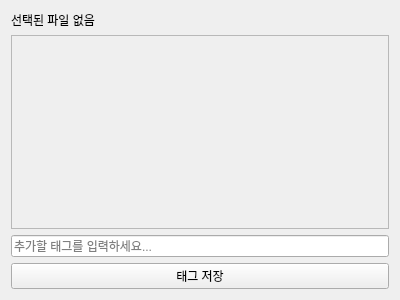
Qt form ui/tag_control_widget.ui (Yamang02/PYQT5_FileTagger) before a commit.
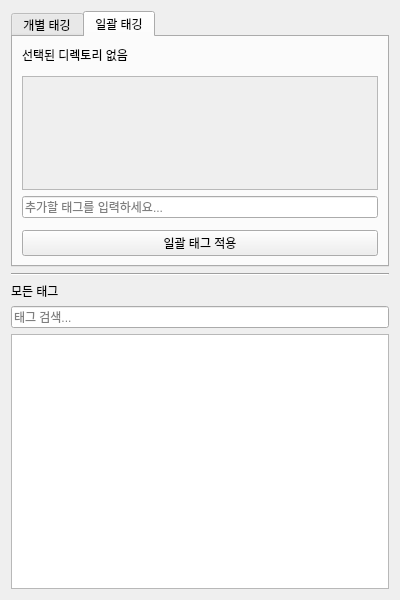
The same form after that commit. The open tabs and pages were chosen to show the change.

```diff
--- a/ui/tag_control_widget.ui
+++ b/ui/tag_control_widget.ui
@@ -7,7 +7,7 @@
     <x>0</x>
     <y>0</y>
     <width>400</width>
-    <height>300</height>
+    <height>600</height>
    </rect>
   </property>
   <property name="windowTitle">
@@ -15,7 +15,17 @@
   </property>
   <layout class="QVBoxLayout" name="verticalLayout">
    <item>
-    <widget class="QLabel" name="selected_file_label">
+    <widget class="QTabWidget" name="tagging_tab_widget">
+     <property name="currentIndex">
+      <number>0</number>
+     </property>
+     <widget class="QWidget" name="individual_tagging_tab">
+      <attribute name="title">
+       <string>개별 태깅</string>
+      </attribute>
+      <layout class="QVBoxLayout" name="individual_verticalLayout">
+       <item>
+        <widget class="QLabel" name="individual_target_label">
      <property name="text">
       <string>선택된 파일 없음</string>
      </property>
@@ -25,20 +35,23 @@
     </widget>
    </item>
    <item>
-    <widget class="QScrollArea" name="scroll_area">
+        <widget class="QWidget" name="individual_quick_tags_placeholder" native="true"/>
+       </item>
+       <item>
+        <widget class="QScrollArea" name="individual_tag_chip_scroll_area">
      <property name="widgetResizable">
       <bool>true</bool>
      </property>
-     <widget class="QWidget" name="chip_container">
+         <widget class="QWidget" name="individual_chip_container">
       <property name="geometry">
        <rect>
         <x>0</x>
         <y>0</y>
-        <width>380</width>
-        <height>180</height>
-       </rect>
-      </property>
-      <layout class="QHBoxLayout" name="chip_layout">
+            <width>356</width>
+            <height>100</height>
+           </rect>
+          </property>
+          <layout class="QHBoxLayout" name="individual_chip_layout">
        <property name="leftMargin">
         <number>2</number>
        </property>
@@ -69,18 +82,127 @@
     </widget>
    </item>
    <item>
-    <widget class="QLineEdit" name="tag_input">
+        <widget class="QLineEdit" name="individual_tag_input">
      <property name="placeholderText">
       <string>추가할 태그를 입력하세요...</string>
      </property>
     </widget>
    </item>
    <item>
-    <widget class="QPushButton" name="save_button">
+        <widget class="QPushButton" name="individual_save_button">
      <property name="text">
       <string>태그 저장</string>
      </property>
     </widget>
+       </item>
+      </layout>
+     </widget>
+     <widget class="QWidget" name="batch_tagging_tab">
+      <attribute name="title">
+       <string>일괄 태깅</string>
+      </attribute>
+      <layout class="QVBoxLayout" name="batch_verticalLayout">
+       <item>
+        <widget class="QLabel" name="batch_target_label">
+         <property name="text">
+          <string>선택된 디렉토리 없음</string>
+         </property>
+         <property name="wordWrap">
+          <bool>true</bool>
+         </property>
+        </widget>
+       </item>
+       <item>
+        <widget class="QWidget" name="batch_quick_tags_placeholder" native="true"/>
+       </item>
+       <item>
+        <widget class="QScrollArea" name="batch_tag_chip_scroll_area">
+         <property name="widgetResizable">
+          <bool>true</bool>
+         </property>
+         <widget class="QWidget" name="batch_chip_container">
+          <property name="geometry">
+           <rect>
+            <x>0</x>
+            <y>0</y>
+            <width>356</width>
+            <height>100</height>
+           </rect>
+          </property>
+          <layout class="QHBoxLayout" name="batch_chip_layout">
+           <property name="leftMargin">
+            <number>2</number>
+           </property>
+           <property name="topMargin">
+            <number>2</number>
+           </property>
+           <property name="rightMargin">
+            <number>2</number>
+           </property>
+           <property name="bottomMargin">
+            <number>2</number>
+           </property>
+           <item>
+            <spacer name="batch_horizontalSpacer">
+             <property name="orientation">
+              <enum>Qt::Horizontal</enum>
+             </property>
+             <property name="sizeHint" stdset="0">
+              <size>
+               <width>40</width>
+               <height>20</height>
+              </size>
+             </property>
+            </spacer>
+           </item>
+          </layout>
+         </widget>
+        </widget>
+       </item>
+       <item>
+        <widget class="QLineEdit" name="batch_tag_input">
+         <property name="placeholderText">
+          <string>추가할 태그를 입력하세요...</string>
+         </property>
+        </widget>
+       </item>
+       <item>
+        <widget class="QWidget" name="batch_options_placeholder" native="true"/>
+       </item>
+       <item>
+        <widget class="QPushButton" name="batch_apply_button">
+         <property name="text">
+          <string>일괄 태그 적용</string>
+         </property>
+        </widget>
+       </item>
+      </layout>
+     </widget>
+    </widget>
+   </item>
+   <item>
+    <widget class="Line" name="line">
+     <property name="orientation">
+      <enum>Qt::Horizontal</enum>
+     </property>
+    </widget>
+   </item>
+   <item>
+    <widget class="QLabel" name="all_tags_label">
+     <property name="text">
+      <string>모든 태그</string>
+     </property>
+    </widget>
+   </item>
+   <item>
+    <widget class="QLineEdit" name="all_tags_search_input">
+     <property name="placeholderText">
+      <string>태그 검색...</string>
+     </property>
+    </widget>
+   </item>
+   <item>
+    <widget class="QListView" name="all_tags_list_view"/>
    </item>
   </layout>
  </widget>
```
Left out of the diff: 4 changed lines with no effect on the pictures. Lines whose indentation alone changed are shown as unchanged.
